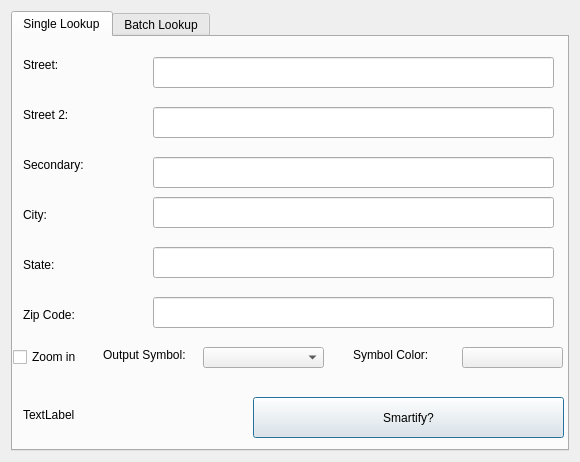
This is smarty/smarty_dialog_base.ui in smarty/qgis-plugin as Qt 5 draws it before an edit. The edited form follows.
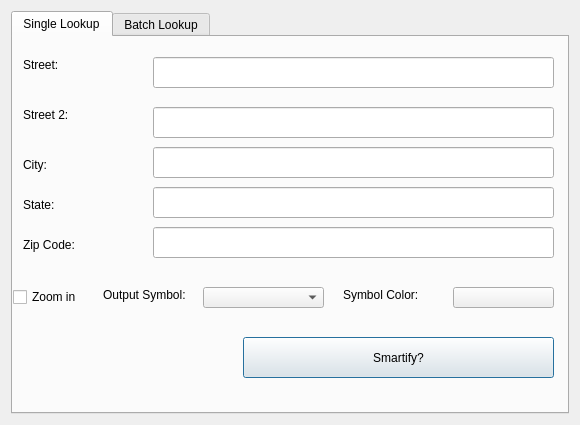
This is the edited form. The open tabs and pages were chosen to show the change. Custom widgets are drawn as their Qt base class.

Commit message: deleted Secondary

The edit to the form file:
```diff
--- a/smarty/smarty_dialog_base.ui
+++ b/smarty/smarty_dialog_base.ui
@@ -7,7 +7,7 @@
     <x>0</x>
     <y>0</y>
     <width>580</width>
-    <height>462</height>
+    <height>425</height>
    </rect>
   </property>
   <property name="windowTitle">
@@ -49,24 +49,11 @@
         <string>Street 2:</string>
        </property>
       </widget>
-      <widget class="QLabel" name="label_4">
-       <property name="geometry">
-        <rect>
-         <x>10</x>
-         <y>120</y>
-         <width>101</width>
-         <height>16</height>
-        </rect>
-       </property>
-       <property name="text">
-        <string>Secondary:</string>
-       </property>
-      </widget>
       <widget class="QLabel" name="label_6">
        <property name="geometry">
         <rect>
          <x>10</x>
-         <y>170</y>
+         <y>120</y>
          <width>101</width>
          <height>16</height>
         </rect>
@@ -79,7 +66,7 @@
        <property name="geometry">
         <rect>
          <x>10</x>
-         <y>220</y>
+         <y>160</y>
          <width>101</width>
          <height>16</height>
         </rect>
@@ -92,7 +79,7 @@
        <property name="geometry">
         <rect>
          <x>10</x>
-         <y>270</y>
+         <y>200</y>
          <width>101</width>
          <height>16</height>
         </rect>
@@ -121,21 +108,11 @@
         </rect>
        </property>
       </widget>
-      <widget class="QLineEdit" name="secondary">
-       <property name="geometry">
-        <rect>
-         <x>140</x>
-         <y>120</y>
-         <width>401</width>
-         <height>31</height>
-        </rect>
-       </property>
-      </widget>
       <widget class="QLineEdit" name="city">
        <property name="geometry">
         <rect>
          <x>140</x>
-         <y>160</y>
+         <y>110</y>
          <width>401</width>
          <height>31</height>
         </rect>
@@ -145,7 +122,7 @@
        <property name="geometry">
         <rect>
          <x>140</x>
-         <y>210</y>
+         <y>150</y>
          <width>401</width>
          <height>31</height>
         </rect>
@@ -155,7 +132,7 @@
        <property name="geometry">
         <rect>
          <x>140</x>
-         <y>260</y>
+         <y>190</y>
          <width>401</width>
          <height>31</height>
         </rect>
@@ -164,8 +141,8 @@
       <widget class="QPushButton" name="pushButton">
        <property name="geometry">
         <rect>
-         <x>240</x>
-         <y>360</y>
+         <x>230</x>
+         <y>300</y>
          <width>311</width>
          <height>41</height>
         </rect>
@@ -178,7 +155,7 @@
        <property name="geometry">
         <rect>
          <x>0</x>
-         <y>310</y>
+         <y>250</y>
          <width>86</width>
          <height>20</height>
         </rect>
@@ -190,8 +167,8 @@
       <widget class="QgsColorButton" name="symbol_color_single">
        <property name="geometry">
         <rect>
-         <x>449</x>
-         <y>310</y>
+         <x>440</x>
+         <y>250</y>
          <width>101</width>
          <height>21</height>
         </rect>
@@ -200,8 +177,8 @@
       <widget class="QLabel" name="label_11">
        <property name="geometry">
         <rect>
-         <x>340</x>
-         <y>310</y>
+         <x>330</x>
+         <y>250</y>
          <width>91</width>
          <height>16</height>
         </rect>
@@ -214,7 +191,7 @@
        <property name="geometry">
         <rect>
          <x>90</x>
-         <y>310</y>
+         <y>250</y>
          <width>101</width>
          <height>16</height>
         </rect>
@@ -227,7 +204,7 @@
        <property name="geometry">
         <rect>
          <x>190</x>
-         <y>310</y>
+         <y>250</y>
          <width>121</width>
          <height>21</height>
         </rect>
@@ -237,13 +214,13 @@
        <property name="geometry">
         <rect>
          <x>10</x>
-         <y>370</y>
+         <y>300</y>
          <width>60</width>
          <height>16</height>
         </rect>
        </property>
        <property name="text">
-        <string>TextLabel</string>
+        <string/>
        </property>
       </widget>
      </widget>
```
Left out of the diff: 6 changed lines with no effect on the pictures. The commit also changes 2 other files.
